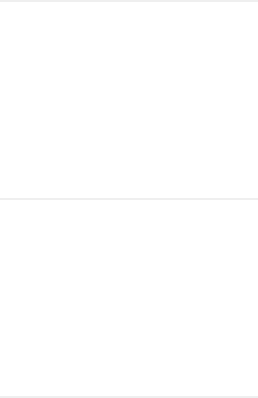
Old version of the form GUI/imagesbox.ui in the repository AlizaMedicalImaging/AlizaMS.
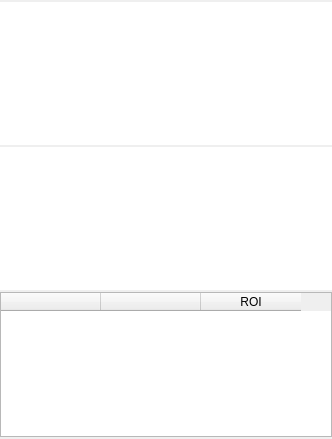
New version of the form. Icons and pictures are not drawn.

Commit message: Improved RT STRUCT, table for ROIs, info

What changed in the file:
```diff
--- a/GUI/imagesbox.ui
+++ b/GUI/imagesbox.ui
@@ -6,8 +6,8 @@
    <rect>
     <x>0</x>
     <y>0</y>
-    <width>258</width>
-    <height>398</height>
+    <width>332</width>
+    <height>439</height>
    </rect>
   </property>
   <property name="sizePolicy">
@@ -107,6 +107,104 @@
      </property>
     </widget>
    </item>
+   <item>
+    <widget class="QFrame" name="contours_frame">
+     <property name="sizePolicy">
+      <sizepolicy hsizetype="Preferred" vsizetype="Expanding">
+       <horstretch>0</horstretch>
+       <verstretch>0</verstretch>
+      </sizepolicy>
+     </property>
+     <property name="frameShape">
+      <enum>QFrame::StyledPanel</enum>
+     </property>
+     <property name="frameShadow">
+      <enum>QFrame::Plain</enum>
+     </property>
+     <layout class="QVBoxLayout" name="verticalLayout_2">
+      <property name="spacing">
+       <number>2</number>
+      </property>
+      <property name="margin">
+       <number>0</number>
+      </property>
+      <item>
+       <widget class="QTableWidget" name="contours_tableWidget">
+        <property name="sizePolicy">
+         <sizepolicy hsizetype="Preferred" vsizetype="Expanding">
+          <horstretch>0</horstretch>
+          <verstretch>0</verstretch>
+         </sizepolicy>
+        </property>
+        <property name="contextMenuPolicy">
+         <enum>Qt::ActionsContextMenu</enum>
+        </property>
+        <property name="toolTip">
+         <string>Right click to open menu</string>
+        </property>
+        <property name="frameShape">
+         <enum>QFrame::NoFrame</enum>
+        </property>
+        <property name="frameShadow">
+         <enum>QFrame::Plain</enum>
+        </property>
+        <property name="editTriggers">
+         <set>QAbstractItemView::NoEditTriggers</set>
+        </property>
+        <property name="selectionMode">
+         <enum>QAbstractItemView::SingleSelection</enum>
+        </property>
+        <property name="selectionBehavior">
+         <enum>QAbstractItemView::SelectRows</enum>
+        </property>
+        <property name="iconSize">
+         <size>
+          <width>18</width>
+          <height>18</height>
+         </size>
+        </property>
+        <property name="gridStyle">
+         <enum>Qt::NoPen</enum>
+        </property>
+        <property name="cornerButtonEnabled">
+         <bool>false</bool>
+        </property>
+        <property name="rowCount">
+         <number>0</number>
+        </property>
+        <property name="columnCount">
+         <number>3</number>
+        </property>
+        <attribute name="horizontalHeaderVisible">
+         <bool>true</bool>
+        </attribute>
+        <attribute name="verticalHeaderVisible">
+         <bool>false</bool>
+        </attribute>
+        <column>
+         <property name="text">
+          <string/>
+         </property>
+         <property name="icon">
+          <iconset resource="../alizams.qrc">
+           <normaloff>:/bitmaps/eye.svg</normaloff>:/bitmaps/eye.svg</iconset>
+         </property>
+        </column>
+        <column>
+         <property name="text">
+          <string/>
+         </property>
+        </column>
+        <column>
+         <property name="text">
+          <string>ROI</string>
+         </property>
+        </column>
+       </widget>
+      </item>
+     </layout>
+    </widget>
+   </item>
    <item>
     <widget class="QFrame" name="toolbar2_frame">
      <property name="sizePolicy">
```
Left out of the diff: 1 changed line with no effect on the pictures. The commit also changes 7 other files.
